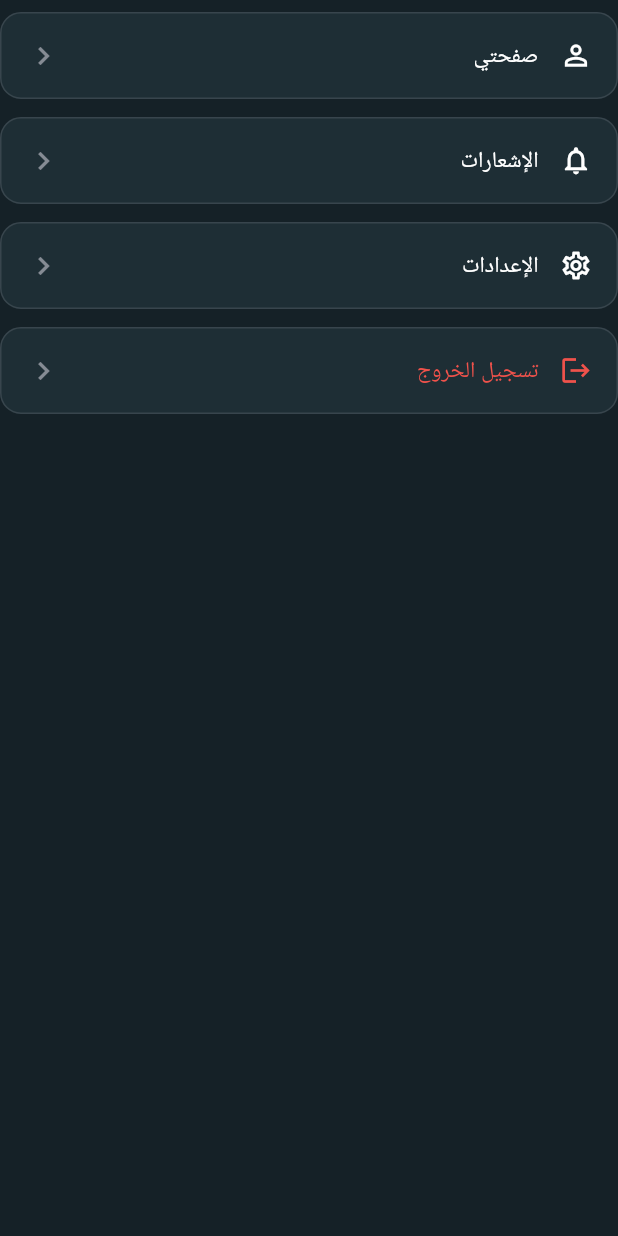
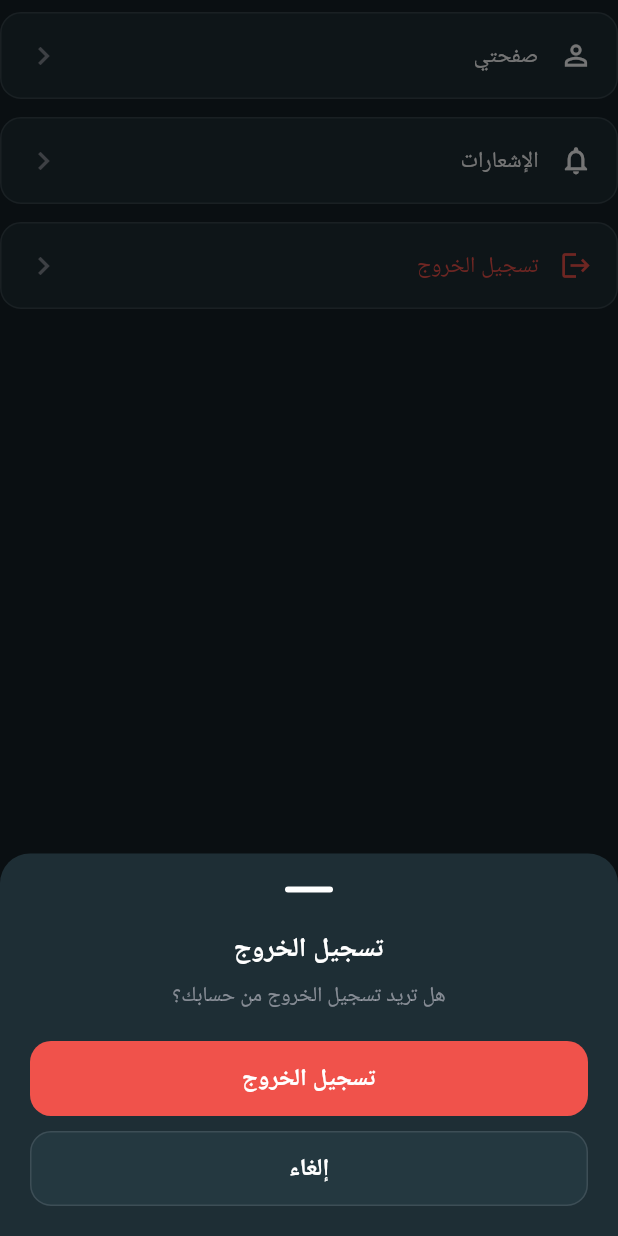
Before and after one commit to AJLAN0/sumou-app, a Flutter app: the MoreMenuScreen widget shown alone on an empty page, opened directly, after a tap on "تسجيل الخروج", on a phone screen of 412 x 824 dp. Run offline on Flutter 3.47's test engine with Material 3 defaults, Android fonts, the phone set to English and light mode, and no system bars; our stand-ins replace flutter_riverpod, go_router; accounts and stored records are empty.

```diff
--- /dev/null
+++ b/lib/core/widgets/sumou_confirm_sheet.dart
@@ -0,0 +1,68 @@
+import 'package:flutter/material.dart';
+
+import '../../theme/app_colors.dart';
+import '../../theme/app_text_styles.dart';
+import 'sumou_button.dart';
+
+/// Shows a Sumou-styled confirmation bottom sheet.
+///
+/// Returns true when the user confirms, false when they cancel or dismiss.
+/// Use [destructive] for actions like logout/delete (red confirm button).
+Future<bool> showSumouConfirmSheet(
+  BuildContext context, {
+  required String title,
+  String? message,
+  String confirmLabel = 'تأكيد',
+  String cancelLabel = 'إلغاء',
+  bool destructive = false,
+}) async {
+  final result = await showModalBottomSheet<bool>(
+    context: context,
+    backgroundColor: AppColors.surface,
+    showDragHandle: true,
+    shape: const RoundedRectangleBorder(
+      borderRadius: BorderRadius.vertical(top: Radius.circular(20)),
+    ),
+    builder: (sheetContext) {
+      return SafeArea(
+        child: Padding(
+          padding: const EdgeInsets.fromLTRB(20, 4, 20, 20),
+          child: Column(
+            mainAxisSize: MainAxisSize.min,
+            crossAxisAlignment: CrossAxisAlignment.stretch,
+            children: [
+              Text(
+                title,
+                style: AppTextStyles.titleMedium,
+                textAlign: TextAlign.center,
+              ),
+              if (message != null) ...[
+                const SizedBox(height: 8),
+                Text(
+                  message,
+                  style: AppTextStyles.bodyMuted,
+                  textAlign: TextAlign.center,
+                ),
+              ],
+              const SizedBox(height: 20),
+              SumouButton(
+                label: confirmLabel,
+                variant: destructive
+                    ? SumouButtonVariant.danger
+                    : SumouButtonVariant.primary,
+                onPressed: () => Navigator.of(sheetContext).pop(true),
+              ),
+              const SizedBox(height: 10),
+              SumouButton(
+                label: cancelLabel,
+                variant: SumouButtonVariant.secondary,
+                onPressed: () => Navigator.of(sheetContext).pop(false),
+              ),
+            ],
+          ),
+        ),
+      );
+    },
+  );
+  return result ?? false;
+}
--- a/lib/core/widgets/widgets.dart
+++ b/lib/core/widgets/widgets.dart
@@ -6,6 +6,7 @@ library;
 export 'sumou_app_bar.dart';
 export 'sumou_button.dart';
 export 'sumou_card.dart';
+export 'sumou_confirm_sheet.dart';
 export 'sumou_empty_state.dart';
 export 'sumou_scaffold.dart';
 export 'sumou_section_header.dart';
--- a/lib/features/shell/main_shell_screen.dart
+++ b/lib/features/shell/main_shell_screen.dart
@@ -8,6 +8,7 @@ import '../dashboard/admin_dashboard_screen.dart';
 import '../dashboard/manager_home_screen.dart';
 import '../dashboard/photographer_home_screen.dart';
 import '../dashboard/role_placeholder_home.dart';
+import '../profile/profile_view.dart';
 import 'more_menu_screen.dart';
 import 'nav_item.dart';
 import 'role_based_bottom_nav.dart';
@@ -50,6 +51,8 @@ class _MainShellScreenState extends ConsumerState<MainShellScreen> {
     final Widget body;
     if (current.label == RoleNavConfig.moreLabel) {
       body = const MoreMenuScreen();
+    } else if (current.label == RoleNavConfig.profileLabel) {
+      body = const ProfileView();
     } else if (index == 0) {
       // The first tab is each role's home / dashboard.
       body = _homeFor(role);
--- a/lib/features/shell/more_menu_screen.dart
+++ b/lib/features/shell/more_menu_screen.dart
@@ -1,6 +1,8 @@
 import 'package:flutter/material.dart';
 import 'package:flutter_riverpod/flutter_riverpod.dart';
+import 'package:go_router/go_router.dart';
 
+import '../../app/router.dart';
 import '../../core/widgets/widgets.dart';
 import '../../theme/app_colors.dart';
 import '../../theme/app_text_styles.dart';
@@ -13,25 +15,39 @@ import '../auth/providers/auth_controller.dart';
 class MoreMenuScreen extends ConsumerWidget {
   const MoreMenuScreen({super.key});
 
+  Future<void> _confirmLogout(BuildContext context, WidgetRef ref) async {
+    final confirmed = await showSumouConfirmSheet(
+      context,
+      title: 'تسجيل الخروج',
+      message: 'هل تريد تسجيل الخروج من حسابك؟',
+      confirmLabel: 'تسجيل الخروج',
+      destructive: true,
+    );
+    if (!confirmed) return;
+    await ref.read(authControllerProvider.notifier).logout();
+  }
+
   @override
   Widget build(BuildContext context, WidgetRef ref) {
     return ListView(
       children: [
         const SizedBox(height: 8),
-        const _MoreItem(icon: Icons.person_outline, label: 'صفحتي'),
+        _MoreItem(
+          icon: Icons.person_outline,
+          label: 'صفحتي',
+          onTap: () => context.push(AppRoutes.profile),
+        ),
         const SizedBox(height: 12),
         const _MoreItem(
           icon: Icons.notifications_outlined,
           label: 'الإشعارات',
         ),
         const SizedBox(height: 12),
-        const _MoreItem(icon: Icons.settings_outlined, label: 'الإعدادات'),
-        const SizedBox(height: 12),
         _MoreItem(
           icon: Icons.logout,
           label: 'تسجيل الخروج',
           color: AppColors.error,
-          onTap: () => ref.read(authControllerProvider.notifier).logout(),
+          onTap: () => _confirmLogout(context, ref),
         ),
       ],
     );
--- a/lib/features/shell/nav_item.dart
+++ b/lib/features/shell/nav_item.dart
@@ -20,6 +20,9 @@ class RoleNavConfig {
 
   /// Label used to detect the "More" tab (renders [MoreMenuScreen]).
   static const String moreLabel = 'المزيد';
+
+  /// Label used to detect the profile tab (renders the profile view).
+  static const String profileLabel = 'صفحتي';
 
   static List<NavItem> forRole(RoleType role) => switch (role) {
         RoleType.manager => const [
```
Also changed, not shown: lib/app/router.dart (+4 -8 lines), lib/features/auth/providers/auth_controller.dart (+29 -0 lines), lib/features/profile/change_password_screen.dart (added, +164 -0 lines), lib/features/profile/profile_screen.dart (added, +26 -0 lines), lib/features/profile/profile_view.dart (added, +197 -0 lines), 1 other file.
